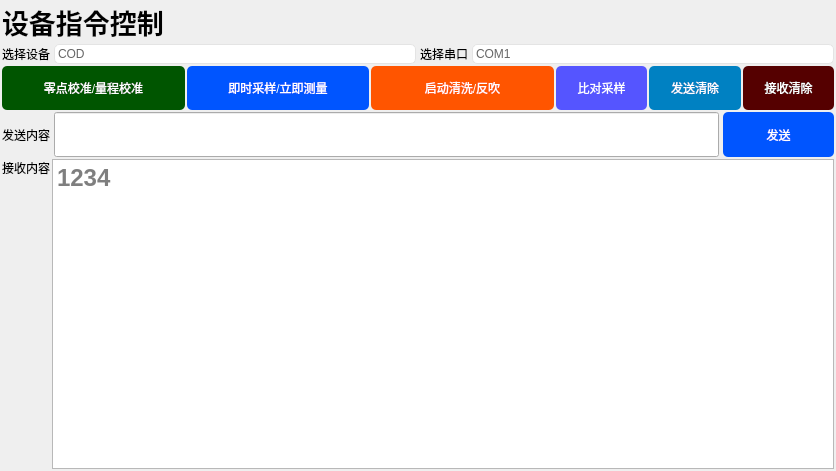
Before: the Qt Designer form qtApp/devicecmdctrldlg.ui in aa123Eason/workcode, drawn with Qt 5.
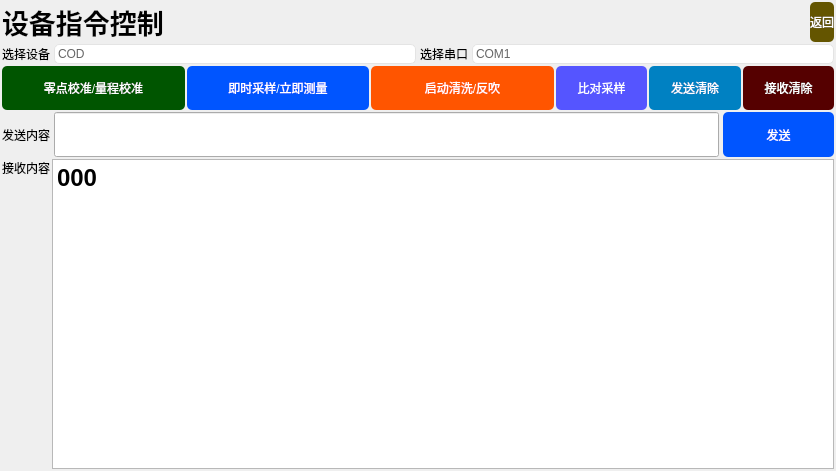
After: the same form once the commit is applied. Icons and pictures are not drawn.

```diff
--- a/qtApp/devicecmdctrldlg.ui
+++ b/qtApp/devicecmdctrldlg.ui
@@ -63,14 +63,24 @@
         </sizepolicy>
        </property>
        <property name="styleSheet">
-        <string notr="true">background-color: rgba(255, 255, 255, 0);</string>
+        <string notr="true">QPushButton
+{
+	background-color: rgb(100, 85, 0);
+	border-radius:5px;
+	color: rgb(255, 255, 255);
+	font: 75 16pt &quot;微软雅黑&quot;;
+}
+
+QPushButton::hover
+{
+	
+	
+	background-color: rgb(110, 65, 0);
+}
+</string>
        </property>
        <property name="text">
-        <string/>
-       </property>
-       <property name="icon">
-        <iconset resource="image.qrc">
-         <normaloff>:/new/images/image/close_hover.png</normaloff>:/new/images/image/close_hover.png</iconset>
+        <string>返回</string>
        </property>
        <property name="iconSize">
         <size>
@@ -640,7 +650,7 @@
       </widget>
      </item>
      <item>
-      <widget class="QTextEdit" name="receiveEdit">
+      <widget class="QPlainTextEdit" name="receiveEdit">
        <property name="font">
         <font>
          <pointsize>18</pointsize>
@@ -648,11 +658,8 @@
          <bold>true</bold>
         </font>
        </property>
-       <property name="readOnly">
-        <bool>true</bool>
-       </property>
-       <property name="placeholderText">
-        <string>1234</string>
+       <property name="plainText">
+        <string>000</string>
        </property>
       </widget>
      </item>
```
Left out of the diff: 4 changed lines with no effect on the pictures.
